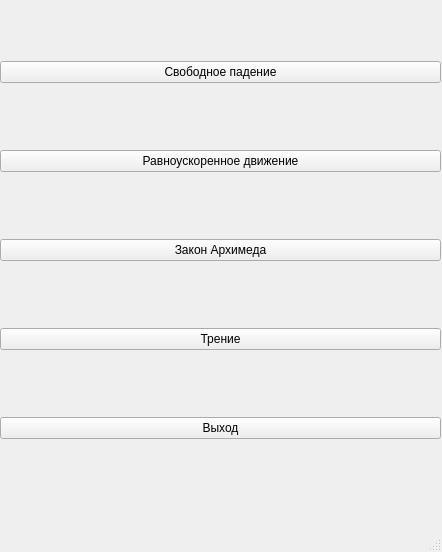
The window that files/uis/mainmenu.ui (Bekoshka/Physics-Helper) describes before a commit, drawn with Qt 5.
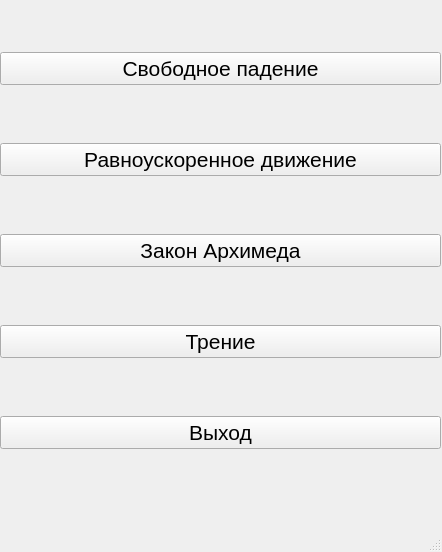
The same window after the commit.

Patch:
```diff
--- a/files/uis/mainmenu.ui
+++ b/files/uis/mainmenu.ui
@@ -38,6 +38,11 @@
     <layout class="QGridLayout" name="gridLayout">
      <item row="1" column="0">
       <widget class="QPushButton" name="uniaccmotion">
+       <property name="font">
+        <font>
+         <pointsize>16</pointsize>
+        </font>
+       </property>
        <property name="text">
         <string>Равноускоренное движение</string>
        </property>
@@ -45,6 +50,11 @@
      </item>
      <item row="2" column="0">
       <widget class="QPushButton" name="archlaw">
+       <property name="font">
+        <font>
+         <pointsize>16</pointsize>
+        </font>
+       </property>
        <property name="text">
         <string>Закон Архимеда</string>
        </property>
@@ -52,6 +62,11 @@
      </item>
      <item row="0" column="0">
       <widget class="QPushButton" name="freefall">
+       <property name="font">
+        <font>
+         <pointsize>16</pointsize>
+        </font>
+       </property>
        <property name="text">
         <string>Свободное падение</string>
        </property>
@@ -59,6 +74,11 @@
      </item>
      <item row="3" column="0">
       <widget class="QPushButton" name="friction">
+       <property name="font">
+        <font>
+         <pointsize>16</pointsize>
+        </font>
+       </property>
        <property name="text">
         <string>Трение</string>
        </property>
@@ -66,6 +86,11 @@
      </item>
      <item row="4" column="0">
       <widget class="QPushButton" name="exit">
+       <property name="font">
+        <font>
+         <pointsize>16</pointsize>
+        </font>
+       </property>
        <property name="text">
         <string>Выход</string>
        </property>
```
Left out of the diff: 2 changed lines with no effect on the pictures.
